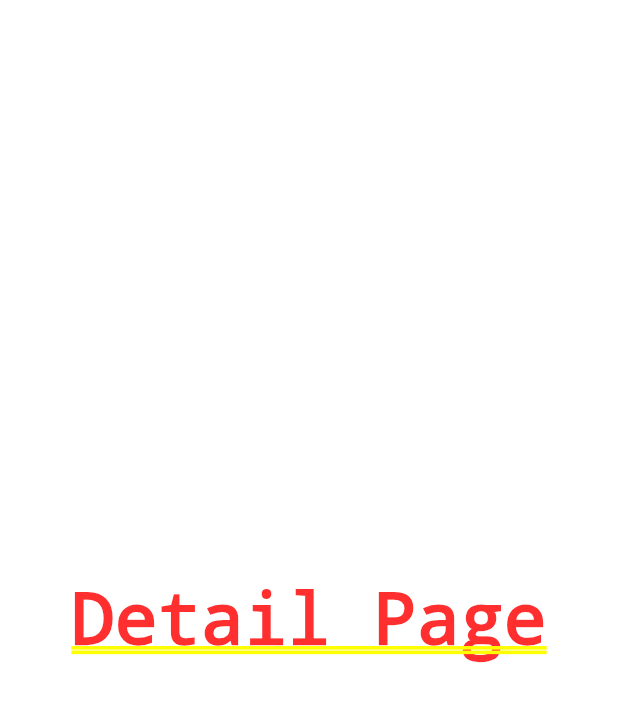
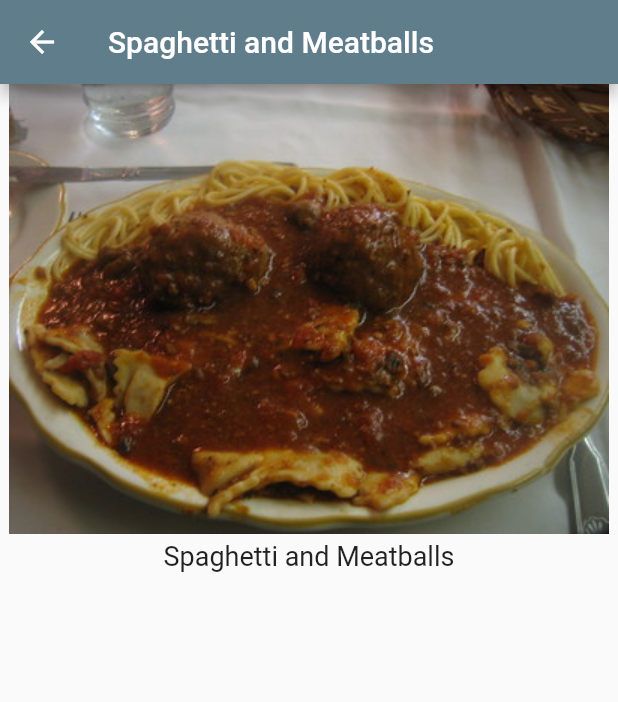
Before and after one commit to jamiemorgan14/recipes, a Flutter app: the screen it shows after launch, after a tap on "Spaghetti and Meatballs", on a phone screen of 412 x 824 dp. Shown: the top 702 px of the screen. Run offline on Flutter 3.47's test engine with Material 2 defaults, Android fonts, the phone set to English and light mode, and no system bars.

Commit message:
added actual detail page

```diff
--- a/lib/main.dart
+++ b/lib/main.dart
@@ -1,4 +1,5 @@
 import 'package:flutter/material.dart';
+import 'package:recipes/recipe_detail.dart';
 import 'recipe.dart';
 
 void main() {
@@ -60,7 +61,7 @@ class _MyHomePageState extends State<MyHomePage> {
                   context,
                   MaterialPageRoute(
                     builder: (context) {
-                      return Center(child: Text('Detail Page'));
+                      return RecipeDetail(recipe: Recipe.samples[index]);
                     },
                   ),
                 );
--- /dev/null
+++ b/lib/recipe_detail.dart
@@ -0,0 +1,41 @@
+import 'package:flutter/material.dart';
+import 'package:recipes/recipe.dart';
+
+class RecipeDetail extends StatefulWidget {
+  final Recipe recipe;
+  const RecipeDetail({
+    Key? key,
+    required this.recipe,
+  }) : super(key: key);
+
+  @override
+  _RecipeDetailState createState() => _RecipeDetailState();
+}
+
+class _RecipeDetailState extends State<RecipeDetail> {
+  @override
+  Widget build(BuildContext context) {
+    return Scaffold(
+      appBar: AppBar(
+        title: Text(widget.recipe.label),
+      ),
+      body: SafeArea(
+          child: Column(
+        children: [
+          SizedBox(
+            height: 300,
+            width: double.infinity,
+            child: Image(
+              image: AssetImage(widget.recipe.imageUrl),
+            ),
+          ),
+          const SizedBox(height: 4),
+          Text(
+            widget.recipe.label,
+            style: const TextStyle(fontSize: 18),
+          )
+        ],
+      )),
+    );
+  }
+}
```
